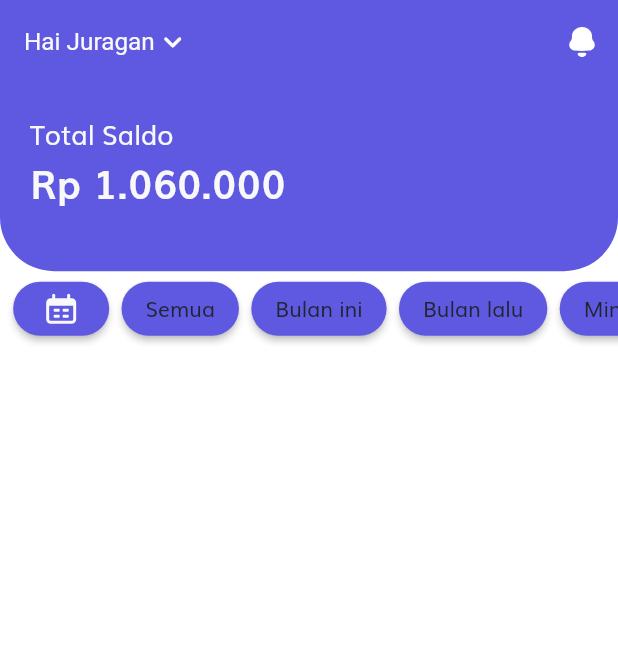
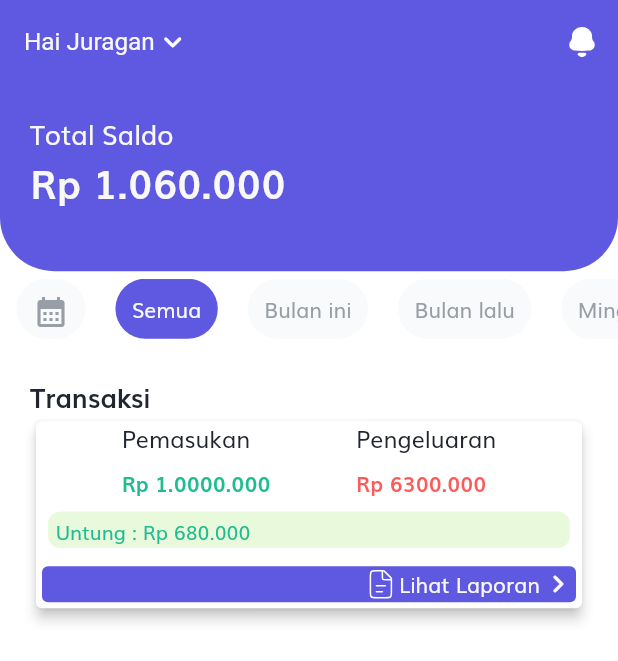
Before and after one commit to rusilver11/cash_book_app, a Flutter app: the HomeScreen screen opened by its route, after a tap on "Semua", on a phone screen of 412 x 824 dp. Shown: the top 661 px of the screen. Run offline on Flutter 3.47's test engine with Material 2 defaults, Android fonts, the phone set to English and light mode, and no system bars; our stand-ins replace flutter_svg, get.

Commit message:
home screen add card transaction, fix date range

```diff
--- /dev/null
+++ b/lib/components/date_range.dart
@@ -0,0 +1,98 @@
+import 'package:flutter/material.dart';
+
+import '../constants.dart';
+import '../size_config.dart';
+
+class DateRangeButton extends StatelessWidget {
+  DateRangeButton({
+    Key? key,
+    this.callback,
+    this.selected,
+  }) : super(key: key);
+
+  final Function? callback;
+  final int? selected;
+  List<String> dateRange = [
+    'DatePicker', //: 'Panggil DatePicker',
+    'Semua', //: 'Panggill Semua',
+    'Bulan ini', //: 'Panggil Bulan ini',
+    'Bulan lalu', //: 'Panggill Bulan lalu',
+    'Minggu ini', //: 'Panggil Minggu ini',
+    'Hari ini' //: 'Panggill Hari ini'
+  ];
+
+  @override
+  Widget build(BuildContext context) {
+    return Container(
+      height: 50,
+      padding: EdgeInsets.symmetric(vertical: 5),
+      child: ListView.separated(
+        scrollDirection: Axis.horizontal,
+        padding:
+            EdgeInsets.symmetric(horizontal: getProportionateScreenWidth(10)),
+        itemCount: dateRange.length,
+        separatorBuilder: (_, index) => SizedBox(width: 20),
+        itemBuilder: (context, index) => GestureDetector(
+          onTap: () async {
+            var getFnAction = await dateActionControll(index, context);
+            callback!(index, getFnAction);
+          },
+          child: Container(
+            padding: EdgeInsets.symmetric(
+                horizontal: getProportionateScreenWidth(10),
+                vertical: getProportionateScreenHeight(10)),
+            decoration: BoxDecoration(
+                borderRadius: BorderRadius.circular(20),
+                color: selected == index ? kPrimaryColor : kSecondaryColor),
+            child: Wrap(
+              children: [
+                dateRange[index] != 'DatePicker'
+                    ? Text(dateRange[index],
+                        style: TextStyle(
+                            color: selected == index
+                                ? kTextIIColor
+                                : kInactiveColor))
+                    : Icon(Icons.calendar_month_sharp,
+                        color:
+                            selected == index ? kTextIIColor : kInactiveColor),
+              ],
+            ),
+          ),
+        ),
+      ),
+    );
+  }
+
+  //datepicker
+  Future<DateTime?> DatePickerControll(BuildContext context) {
+    return showDatePicker(
+        context: context,
+        initialDate: DateTime.now(),
+        firstDate: DateTime(2000),
+        lastDate: DateTime(2025));
+  }
+
+  Future<String> dateActionControll(int dateIndex, BuildContext context) async {
+    String? thisValue;
+
+    switch (dateIndex) {
+      case 0:
+        await DatePickerControll(context)
+            .then((value) => thisValue = value.toString());
+        break;
+      case 1:
+        thisValue = 'Bulan ini';
+        break;
+      case 2:
+        thisValue = 'Bulan lalu';
+        break;
+      case 3:
+        thisValue = 'Minggu ini';
+        break;
+      case 4:
+        thisValue = 'Hari ini';
+        break;
+    }
+    return thisValue!;
+  }
+}
--- a/lib/page/home/component/body.dart
+++ b/lib/page/home/component/body.dart
@@ -1,10 +1,14 @@
+import 'dart:ui';
+
 import 'package:cash_book/constants.dart';
 import 'package:cash_book/page/home/component/home_header.dart';
 import 'package:flutter/material.dart';
 import 'package:flutter_svg/flutter_svg.dart';
 
+import '../../../components/date_range.dart';
 import '../../../size_config.dart';
 import 'date_listview_button.dart';
+import 'transaction_card.dart';
 
 class Body extends StatefulWidget {
   const Body({Key? key}) : super(key: key);
@@ -14,6 +18,9 @@ class Body extends StatefulWidget {
 }
 
 class _BodyState extends State<Body> {
+  var defaultSelectedDate = 1;
+  var selectedDateAction;
+
   @override
   Widget build(BuildContext context) {
     return SafeArea(
@@ -22,7 +29,16 @@ class _BodyState extends State<Body> {
           crossAxisAlignment: CrossAxisAlignment.start,
           children: <Widget>[
             HomeHeader(),
-            DateListViewButton(),
+            DateRangeButton(
+              selected: defaultSelectedDate,
+              callback: (int index, String function) {
+                setState(() {
+                  defaultSelectedDate = index;
+                  selectedDateAction = function;
+                });
+              },
+            ),
+            CardTransaction()
           ],
         ),
       ),
--- a/lib/page/home/component/date_listview_button.dart
+++ b/lib/page/home/component/date_listview_button.dart
@@ -1,118 +1,12 @@
-import 'package:cash_book/size_config.dart';
 import 'package:flutter/material.dart';
-import 'package:flutter_svg/flutter_svg.dart';
 
-import '../../../constants.dart';
-
-class DateListViewButton extends StatefulWidget {
-  const DateListViewButton({
-    Key? key,
-  }) : super(key: key);
-
-  @override
-  State<DateListViewButton> createState() => _DateListViewButtonState();
-}
-
-class _DateListViewButtonState extends State<DateListViewButton> {
-
-  bool _hasPressed = false;
+class DateRangeView extends StatelessWidget {
+  const DateRangeView({ Key? key }) : super(key: key);
 
   @override
   Widget build(BuildContext context) {
-    return SizedBox(
-      height: 50,
-      child: ListView(
-        scrollDirection: Axis.horizontal,
-        padding: EdgeInsets.symmetric(horizontal: getProportionateScreenWidth(8)),
-        children: <Widget>[
-          Row(
-            mainAxisAlignment: MainAxisAlignment.spaceEvenly,
-            children: <Widget>[
-              ElevatedButton(
-                onPressed: () {
-                  setState(() {
-                    _hasPressed = !_hasPressed;
-                  });
-                },
-                child: _hasPressed? SvgPicture.asset('assets/icons/icon_Date(white).svg') : SvgPicture.asset('assets/icons/icon_Date(grey).svg'),
-                style: ElevatedButton.styleFrom(
-                  primary: _hasPressed ? kPrimaryColor:kSecondaryColor,
-                  shape: const StadiumBorder(),
-                ),
-              ),
-              SizedBox(width: SizeConfig.screenWidth * 0.02),
-              DateRangeName(
-                text: 'Semua',
-                bgColor: _hasPressed ? kPrimaryColor:kSecondaryColor,
-                press: (){
-                  setState(() {
-                    _hasPressed = !_hasPressed;
-                  });
-                }),
-              SizedBox(width: SizeConfig.screenWidth * 0.02),
-              DateRangeName(
-                text: 'Bulan ini',
-                bgColor: _hasPressed ? kPrimaryColor:kSecondaryColor,
-                press: (){
-                  setState(() {
-                    _hasPressed = !_hasPressed;
-                  });
-                }),
-              SizedBox(width: SizeConfig.screenWidth * 0.02),
-              DateRangeName(
-                text: 'Bulan lalu',
-                bgColor: _hasPressed ? kPrimaryColor:kSecondaryColor,
-                press: (){
-                  setState(() {
-                    _hasPressed = !_hasPressed;
-                  });
-                }),
-              SizedBox(width: SizeConfig.screenWidth * 0.02),
-              DateRangeName(
-                text: 'Minggu ini',
-                bgColor: _hasPressed ? kPrimaryColor:kSecondaryColor,
-                press: (){
-                  setState(() {
-                    _hasPressed = !_hasPressed;
-                  });
-                }),
-              SizedBox(width: SizeConfig.screenWidth * 0.02),
-              DateRangeName(
-                text: 'Hari ini',
-                bgColor: _hasPressed ? kPrimaryColor:kSecondaryColor,
-                press: (){
-                  setState(() {
-                    _hasPressed = !_hasPressed;
-                  });
-                }),
-            ],
-          ),
-        ],
-      ),
+    return Container(
+
     );
   }
 }
-
-class DateRangeName extends StatelessWidget {
-  const DateRangeName({
-    Key? key, required this.text, required this.press,required this.bgColor
-  }) : super(key: key);
-final String? text;
-final Function? press;
-final Color? bgColor;
-
-  @override
-  Widget build(BuildContext context) {
-    return ElevatedButton(
-      onPressed: press as void Function(), //press,
-      child: Text(
-        text!,
-        style: TextStyle(color: kTextColor),
-      ),
-      style: ElevatedButton.styleFrom(
-        primary: bgColor,
-        shape: const StadiumBorder(),
-      ),
-    );
-  }
-}
--- /dev/null
+++ b/lib/page/home/component/transaction_card.dart
@@ -0,0 +1,121 @@
+import 'package:flutter/material.dart';
+import 'package:flutter_svg/flutter_svg.dart';
+
+import '../../../constants.dart';
+import '../../../size_config.dart';
+
+class CardTransaction extends StatelessWidget {
+  const CardTransaction({
+    Key? key,
+  }) : super(key: key);
+
+  @override
+  Widget build(BuildContext context) {
+    return SizedBox(
+      //Body
+      child: Padding(
+        padding: const EdgeInsets.all(kDefaultPadding),
+        child: Column(
+          mainAxisAlignment: MainAxisAlignment.spaceEvenly,
+          children: <Widget>[
+            Row(
+              //Header
+              mainAxisAlignment: MainAxisAlignment.start,
+              children: [
+                Text('Transaksi',
+                    textAlign: TextAlign.start,
+                    style: TextStyle(
+                        fontWeight: FontWeight.bold,
+                        fontSize: getProportionateScreenWidth(16))),
+              ],
+            ),
+            Card(
+              shadowColor: Colors.black,
+              elevation: 3.5,
+              child: Column(
+                mainAxisAlignment: MainAxisAlignment.start,
+                children: <Widget>[
+                  Row(
+                    //pemasukan n pengeluaran
+                    mainAxisAlignment: MainAxisAlignment.spaceEvenly,
+                    children: [
+                      Wrap(
+                        direction: Axis.vertical,
+                        spacing: getProportionateScreenHeight(8),
+                        children: [
+                          Text('Pemasukan',
+                              style: TextStyle(
+                                  fontSize: getProportionateScreenWidth(14))),
+                          Text(
+                            'Rp 1.0000.000',
+                            style: TextStyle(
+                                color: kIncomeColor,
+                                fontWeight: FontWeight.bold),
+                          )
+                        ],
+                      ),
+                      Wrap(
+                        direction: Axis.vertical,
+                        spacing: getProportionateScreenHeight(8),
+                        children: [
+                          Text('Pengeluaran',
+                              style: TextStyle(
+                                  fontSize: getProportionateScreenWidth(14))),
+                          Text(
+                            'Rp 6300.000',
+                            style: TextStyle(
+                                color: kExpenseColor,
+                                fontWeight: FontWeight.bold),
+                          )
+                        ],
+                      ),
+                    ],
+                  ),
+                  Container(
+                    // hightlight
+                    alignment: Alignment.centerLeft,
+                    height: getProportionateScreenHeight(24),
+                    width: double.infinity,
+                    margin: EdgeInsets.all(getProportionateScreenHeight(8)),
+                    padding: EdgeInsets.only(left: 5.0),
+                    decoration: BoxDecoration(
+                      color:
+                          Color.fromRGBO(232, 249, 220, 1), //color income plus
+                      borderRadius: BorderRadius.all(Radius.circular(8)),
+                    ),
+                    child: Text(
+                      'Untung : Rp 680.000',
+                      textAlign: TextAlign.start,
+                      style: TextStyle(
+                          fontSize: getProportionateScreenWidth(12),
+                          color: kIncomeColor //color income plus
+                          ),
+                    ),
+                  ),
+                  Card(
+                    color: kPrimaryColor,
+                    borderOnForeground: false,
+                    elevation: 0,
+                    child: Row(
+                      mainAxisAlignment: MainAxisAlignment.end,
+                      children: <Widget>[
+                      SvgPicture.asset('assets/icons/icon_file.svg'),
+                      Text(
+                        'Lihat Laporan',
+                        style: TextStyle(color: kTextIIColor),
+                      ),
+                      Icon(
+                        Icons.keyboard_arrow_right_rounded,
+                        color: kTextIIColor,
+                      )
+                    ]),
+                  )
+                ],
+              ),
+            )
+          ],
+        ),
+      ),
+    );
+  }
+}
```
